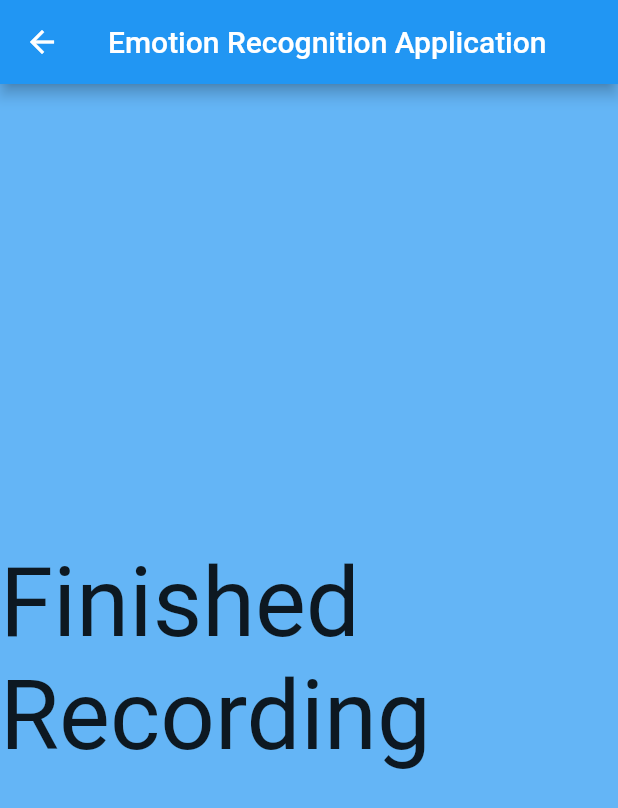
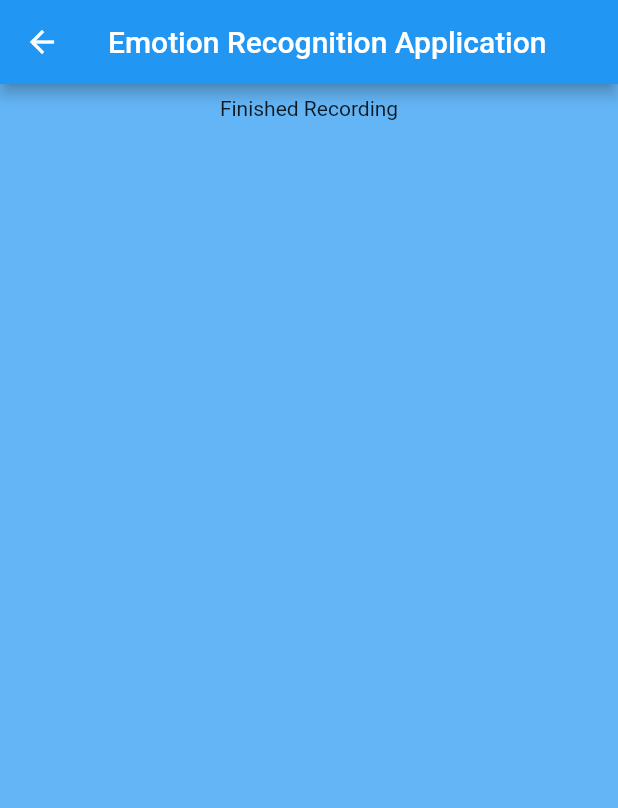
Before and after one commit to DeivisDervinis/Speech-Emotion-Analyzer, a Flutter app: the RecordScreen screen opened directly, on a phone screen of 412 x 824 dp. Shown: the top 808 px of the screen. Run offline on Flutter 3.47's test engine with Material 2 defaults, Android fonts, the light colour scheme and no system bars; our stand-ins replace audioplayers, file; missing offline and left inert: flutter_audio_recorder, tflite.

Commit message:
Added some code for flutter app emotion recognition

```diff
--- a/lib/main.dart
+++ b/lib/main.dart
@@ -8,6 +8,7 @@ import 'package:flutter/material.dart';
 import 'package:flutter/services.dart';
 import 'package:flutter_audio_recorder/flutter_audio_recorder.dart';
 import 'package:path_provider/path_provider.dart';
+import 'package:tflite/tflite.dart';
 
 void main() {
   runApp(MaterialApp(
@@ -28,7 +29,7 @@ class _MyHomePageState extends State<MyHomePage> {
     return new MaterialApp(
       home: new Scaffold(
         body: SafeArea(
-          child: new RecorderExample(),
+          child: new RecordScreen(),
         ),
       ),
     );
@@ -36,7 +37,6 @@ class _MyHomePageState extends State<MyHomePage> {
 }
 
 class RecorderExample extends StatefulWidget {
-
   final LocalFileSystem localFileSystem;
 
   RecorderExample({localFileSystem})
@@ -74,7 +74,9 @@ class RecorderExampleState extends State<RecorderExample> {
             Padding(
               padding: const EdgeInsets.all(30),
               child: new MaterialButton(
-                onPressed: _currentStatus == RecordingStatus.Recording ? null : () {
+                onPressed: _currentStatus == RecordingStatus.Recording
+                    ? null
+                    : () {
                         switch (_currentStatus) {
                           case RecordingStatus.Initialized:
                             {
@@ -116,8 +118,7 @@ class RecorderExampleState extends State<RecorderExample> {
               minWidth: 200,
               height: 100,
               child: FlatButton(
-                onPressed:
-                    _fileReceived == false ? _stop : null,
+                onPressed: _fileReceived == false ? _stop : null,
                 child: new Text("Stop",
                     style: TextStyle(color: Colors.white, fontSize: 48)),
                 color: Colors.red,
@@ -129,11 +130,13 @@ class RecorderExampleState extends State<RecorderExample> {
               minWidth: 200,
               height: 100,
               child: FlatButton(
-                onPressed:
-                  _fileReceived != true ? null : () {
+                onPressed: _fileReceived != true
+                    ? null
+                    : () {
                         Navigator.push(
                           context,
-                      MaterialPageRoute(builder: (context) => RecordScreen()),
+                          MaterialPageRoute(
+                              builder: (context) => RecordScreen()),
                         );
                       },
                 child: new Text("Results",
@@ -169,7 +172,8 @@ class RecorderExampleState extends State<RecorderExample> {
 
         // can add extension like ".mp4" ".wav" ".m4a" ".aac"
         customPath = appDocDirectory.path +
-            customPath + DateTime.now().millisecondsSinceEpoch.toString();
+            customPath +
+            DateTime.now().millisecondsSinceEpoch.toString();
 
         // .wav <---> AudioFormat.WAV
         // .mp4 .m4a .aac <---> AudioFormat.AAC
@@ -245,11 +249,9 @@ class RecorderExampleState extends State<RecorderExample> {
       _fileReceived = true;
     });
   }
-
 }
 
-class RecordScreen extends StatelessWidget{
-
+class RecordScreen extends StatelessWidget {
   @override
   Widget build(BuildContext context) {
     return Scaffold(
@@ -257,11 +259,12 @@ class RecordScreen extends StatelessWidget{
           title: Text("Emotion Recognition Application"),
         ),
         body: Center(
-          child: Text(
-            'Finished Recording',
-            style: TextStyle(fontSize: 64)
+          child: new Padding(
+            padding: new EdgeInsets.all(8.0),
+            child: new Column(children: <Widget>[
+              new Text("Finished Recording"),
+            ]),
           ),
-      ),
-    );
+        ));
   }
 }
--- a/pubspec.yaml
+++ b/pubspec.yaml
@@ -18,11 +18,10 @@ environment:
 
 dependencies:
   flutter:
+    assets:
+      - assets/model.tflite
     sdk: flutter
 
-  # The following adds the Cupertino Icons font to your application.
-  # Use with the CupertinoIcons class for iOS style icons.
-  cupertino_icons: ^0.1.2
   english_words: ^3.1.5
   flutter_audio_recorder: ^0.5.5
   audioplayers:
@@ -32,6 +31,7 @@ dependencies:
   firebase_analytics: ^5.0.2
   firebase_auth: ^0.14.0+5
   cloud_firestore: ^0.12.9+5
+  tflite: ^1.0.4
 
 dev_dependencies:
   flutter_test:
```
Also changed, not shown: lib/tflite_helper.dart (added, +24 -0 lines), pubspec.lock, 1 other file. Lines whose indentation alone changed are shown as unchanged.
